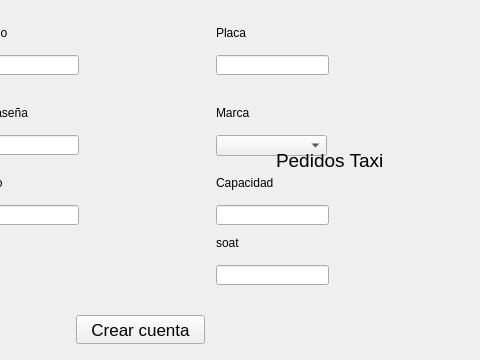
The window that creartaxista.ui (Gelber-Martinez/TrabajoFinalPS) describes before a commit, drawn with Qt 5; both pictures show x 144 to 624 and y 95 to 455 of the 624 by 455 pixel window.
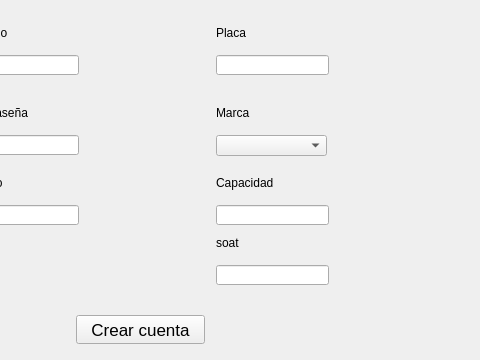
The same window after the commit. Icons and pictures are not drawn.

Diff of the .ui file:
```diff
--- a/creartaxista.ui
+++ b/creartaxista.ui
@@ -387,24 +387,6 @@
     </rect>
    </property>
   </widget>
-  <widget class="QLabel" name="label_3">
-   <property name="geometry">
-    <rect>
-     <x>420</x>
-     <y>240</y>
-     <width>111</width>
-     <height>31</height>
-    </rect>
-   </property>
-   <property name="font">
-    <font>
-     <pointsize>14</pointsize>
-    </font>
-   </property>
-   <property name="text">
-    <string>Pedidos Taxi</string>
-   </property>
-  </widget>
  </widget>
  <resources>
   <include location="Imagenes.qrc"/>
```
